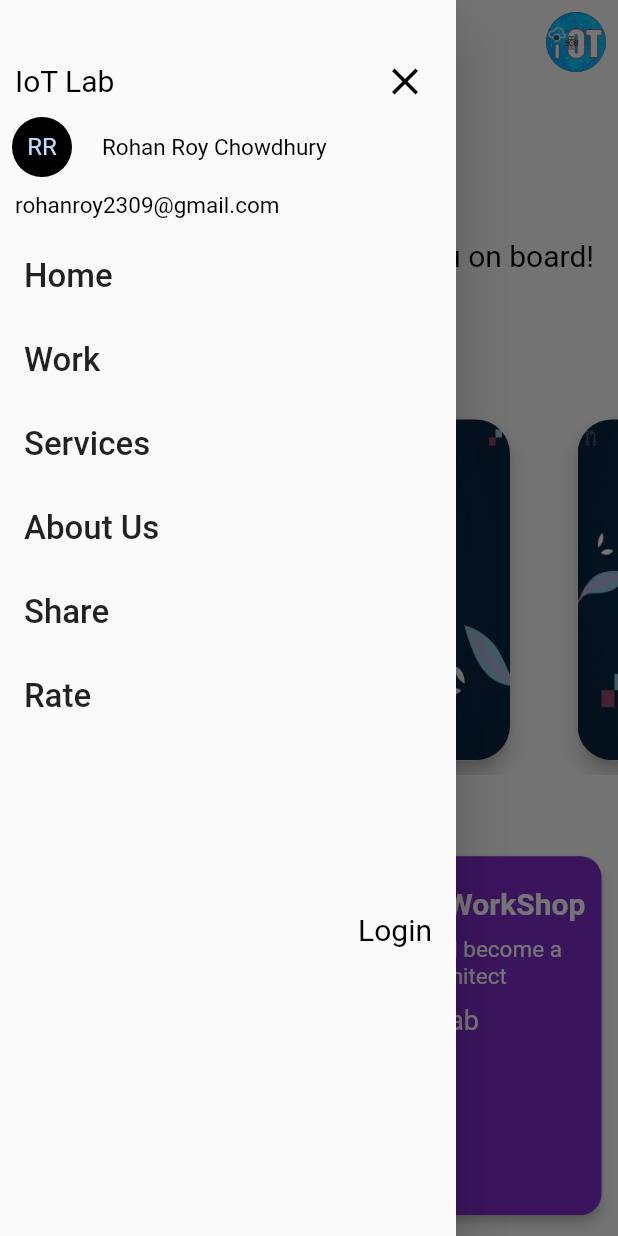
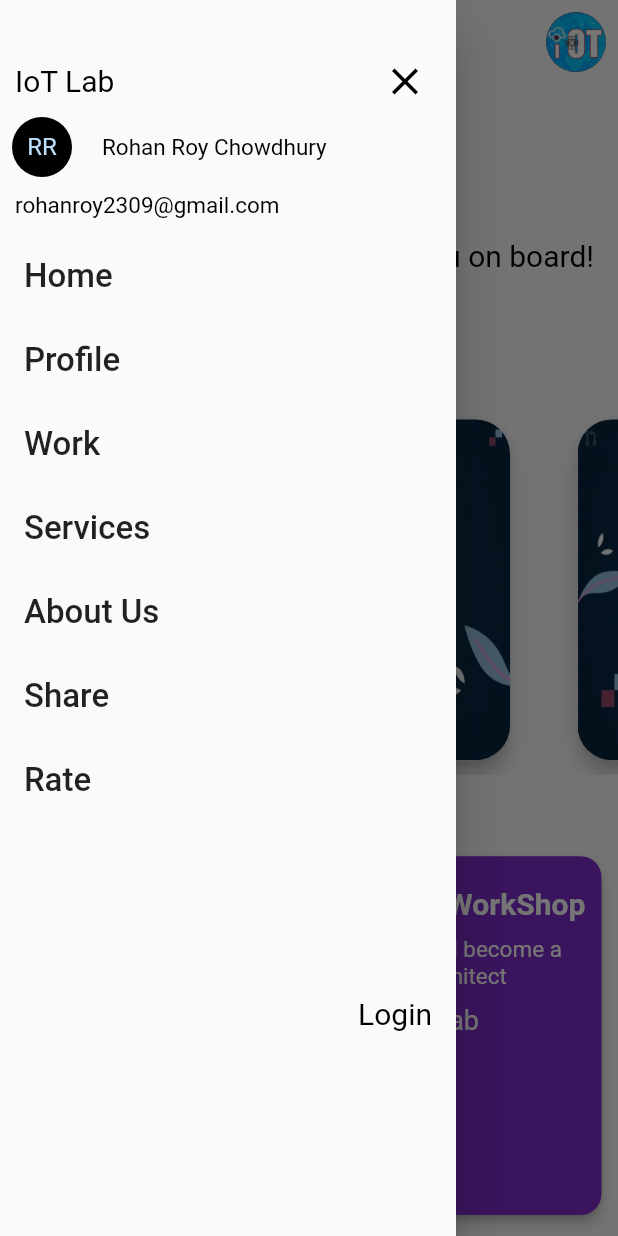
Before and after one commit to iot-lab-kiit/iotlab-app, a Flutter app: the screen it shows after launch, after a tap on the "keyboard control" icon, on a phone screen of 412 x 824 dp. Run offline on Flutter 3.47's test engine with Material 2 defaults, Android fonts, the phone set to English and light mode, and no system bars; network calls fail; Roboto replaces fonts that are missing (Signatra).

Commit message:
drawer modified

```diff
--- a/lib/widgets/drawer.dart
+++ b/lib/widgets/drawer.dart
@@ -95,6 +95,16 @@ class _CustomDrawerState extends State<CustomDrawer> {
             ),
           ),
           ListTile(
+            title: Text(
+              'Profile',
+              style: TextStyle(fontSize: 22),
+            ),
+            onTap: () => Navigator.push(
+              context,
+              MaterialPageRoute(builder: (context) => ProfilePage()),
+            ),
+          ),
+          ListTile(
               title: Text(
                 'Work',
                 style: TextStyle(fontSize: 22),
```
